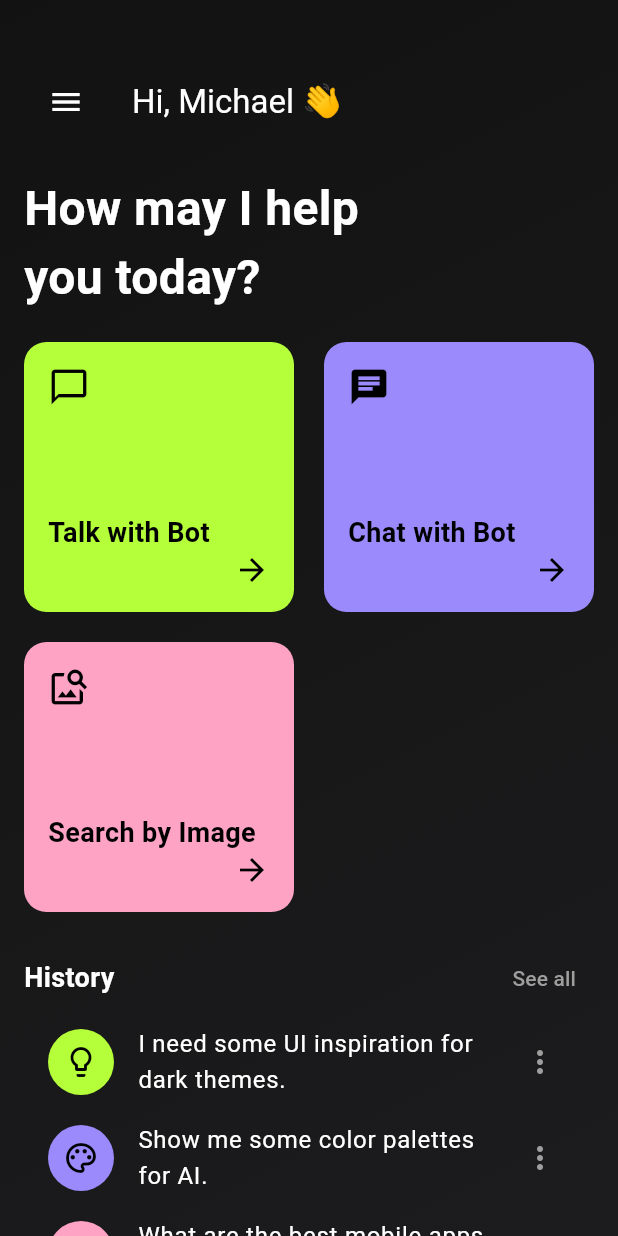
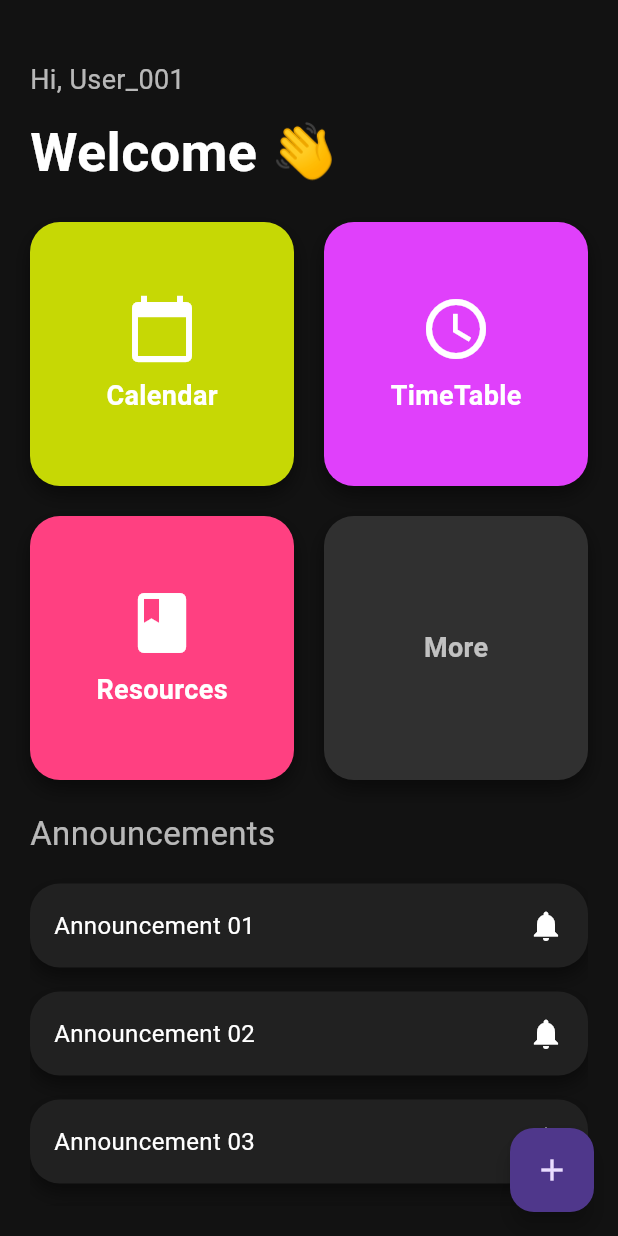
Before and after one commit to officiallyutso/MDG-Hackathon, a Flutter app: the HomePage screen opened by its route, on a phone screen of 412 x 824 dp. Run offline on Flutter 3.47's test engine with Material 3 defaults, Android fonts, the phone set to English and light mode, and no system bars; our stand-ins replace icons_plus, syncfusion_flutter_calendar.

Commit message:
Add files via upload

```diff
--- a/lib/main.dart
+++ b/lib/main.dart
@@ -1,9 +1,9 @@
 import 'package:flutter/material.dart';
+import 'package:login_signup/screens/calender.dart';
 import 'package:login_signup/screens/welcome_screen.dart';
 import 'package:login_signup/theme/theme.dart';
 import 'package:login_signup/screens/home_page.dart';
 import 'package:login_signup/screens/signin_screen.dart';
-import 'screens/more.dart';
 import 'screens/more.dart';
 
 void main() {
@@ -20,10 +20,15 @@ class MyApp extends StatelessWidget {
       debugShowCheckedModeBanner: false,
       title: 'Flutter Demo',
       theme: lightMode,
+      themeMode: ThemeMode.dark,
+      darkTheme: ThemeData.dark().copyWith(
+        scaffoldBackgroundColor: Colors.black,
+      ),
       home: const WelcomeScreen(),
       routes: {
         '/homepage':(context) => const HomePage(),
         '/morepage':(context) => MorePage(),
+        '/calendar':(context) => Calendar(),
       },
     );
   }
--- a/lib/screens/home_page.dart
+++ b/lib/screens/home_page.dart
@@ -1,4 +1,5 @@
 import 'package:flutter/material.dart';
+import 'package:login_signup/screens/calender.dart';
 
 class HomePage extends StatefulWidget{
   const HomePage({super.key});
@@ -8,118 +9,103 @@ class HomePage extends StatefulWidget{
 
 
 class _HomePageState extends State<HomePage> {
+
+  List<String> tasks = [];
+  void _addTask() {
+    setState(() {
+      tasks.add('Task ${tasks.length + 1}');
+    });
+  }
   @override
   Widget build(BuildContext context) {
     return Scaffold(
-      body: Container(
-        decoration: BoxDecoration(
-          gradient: LinearGradient(
-            colors: [Color(0xFF121212), Color(0xFF1C1C1E)], // Start and end colors for the gradient
-            begin: Alignment.topLeft,
-            end: Alignment.bottomRight,
+      floatingActionButton: FloatingActionButton(
+        onPressed: _addTask,
+        child: Icon(Icons.add),
+        tooltip: 'Add Task',
       ),
-        ),
+      // floatingActionButton: FloatingActionButton(
+      //   onPressed: () {},
+      //   backgroundColor: Colors.orangeAccent,
+      //   child: const Icon(Icons.add),
+      // ),
+      backgroundColor: Color(0xFF121212),
+      body: SafeArea(
         child: Padding(
-          padding: const EdgeInsets.symmetric(horizontal: 16.0),
+          padding: const EdgeInsets.all(20.0),
           child: Column(
             crossAxisAlignment: CrossAxisAlignment.start,
             children: [
-              SizedBox(height: 40),
-              AppBar(
-                backgroundColor: Colors.transparent,
-                elevation: 0,
-                leading: Icon(
-                  Icons.menu,
-                  color: Colors.white,
-                ),
-                title: Text(
-                  'Hi, Michael 👋',
-                  style: TextStyle(color: Colors.white),
+              SizedBox(height: 20),
+              Text(
+                'Hi, User_001 ',
+                style: TextStyle(
+                  fontSize: 18,
+                  color: Colors.white70,
                 ),
               ),
-              SizedBox(height: 20),
+              SizedBox(height: 10),
               Text(
-                'How may I help\nyou today?',
+                'Welcome 👋',
                 style: TextStyle(
+                  fontSize: 36,
                   color: Colors.white,
-                  fontSize: 32,
                   fontWeight: FontWeight.bold,
                 ),
               ),
               SizedBox(height: 20),
-              GridView.count(
-                crossAxisCount: 2,
-                crossAxisSpacing: 20,
-                mainAxisSpacing: 20,
-                shrinkWrap: true,
+              Row(
                 children: [
-                  buildGridTile(
+                  _buildTile(
                     context,
-                    'Talk with Bot',
-                    Icons.chat_bubble_outline,
-                    Color(0xFFB4FF39),
-                    TalkWithBotPage(),
+                    'Calendar',
+                    const Color.fromARGB(255, 198, 216, 5),
+                    '/calendar',
+                    Icons.calendar_today,
                   ),
-                  buildGridTile(
+                  SizedBox(width: 20),
+                  _buildTile(
                     context,
-                    'Chat with Bot',
-                    Icons.chat,
-                    Color(0xFF9B8AFB),
-                    ChatWithBotPage(),
-                  ),
-                  buildGridTile(
-                    context,
-                    'Search by Image',
-                    Icons.image_search,
-                    Color(0xFFFFA3C4),
-                    SearchByImagePage(),
+                    'TimeTable',
+                    Colors.purpleAccent,
+                    '/timetable',
+                    Icons.access_time,
                   ),
                 ],
               ),
               SizedBox(height: 20),
               Row(
-                mainAxisAlignment: MainAxisAlignment.spaceBetween,
                 children: [
+                  _buildTile(
+                    context,
+                    'Resources',
+                    Colors.pinkAccent,
+                    '/resources',
+                    Icons.book,
+                  ),
+                  SizedBox(width: 20),
+                  _buildMoreButton(context),
+                ],
+              ),
+              SizedBox(height: 20),
               Text(
-                    'History',
+                'Announcements',
                 style: TextStyle(
-                      color: Colors.white,
-                      fontSize: 18,
-                      fontWeight: FontWeight.bold,
+                  fontSize: 22,
+                  color: Colors.white70,
                 ),
               ),
-                  TextButton(
-                    onPressed: () {
-                      // Navigate to see all history
-                    },
-                    child: Text(
-                      'See all',
-                      style: TextStyle(color: Colors.grey),
-                    ),
-                  ),
-                ],
-              ),
+              SizedBox(height: 10),
               Expanded(
                 child: ListView(
                   children: [
-                    buildHistoryTile(
-                      context,
-                      'I need some UI inspiration for dark themes.',
-                      Icons.lightbulb_outline,
-                      Color(0xFFB4FF39),
-                    ),
-                    buildHistoryTile(
-                      context,
-                      'Show me some color palettes for AI.',
-                      Icons.palette_outlined,
-                      Color(0xFF9B8AFB),
-                    ),
-                    buildHistoryTile(
-                      context,
-                      'What are the best mobile apps 2023?',
-                      Icons.apps_outlined,
-                      Color(0xFFFFA3C4),
-                    ),
+                    _buildAnnouncement('Announcement 01'),
+                    _buildAnnouncement('Announcement 02'),
+                    _buildAnnouncement('Announcement 03'),
+                    _buildAnnouncement('Announcement 04'),
+                    _buildAnnouncement('Announcement 05'),
+                    _buildAnnouncement('Announcement 06'),
+                    // Add more announcements here
                   ],
                 ),
               ),
@@ -130,43 +116,39 @@ class _HomePageState extends State<HomePage> {
     );
   }
 
-  Widget buildGridTile(BuildContext context, String title, IconData icon, Color color, Widget page) {
-    return GestureDetector(
+  Widget _buildTile(BuildContext context, String title, Color color, String route, IconData icon) {
+    return Expanded(
+      child: GestureDetector(
         onTap: () {
           Navigator.push(
             context,
-          MaterialPageRoute(builder: (context) => page),
+            MaterialPageRoute(builder: (context) => const Calendar()),
           );
         },
         child: Container(
+          height: MediaQuery.of(context).size.width / 2 - 30,
           decoration: BoxDecoration(
             color: color,
-          borderRadius: BorderRadius.circular(15),
+            borderRadius: BorderRadius.circular(20),
+            boxShadow: [
+              BoxShadow(
+                color: Colors.black45,
+                offset: Offset(0, 6),
+                blurRadius: 10,
               ),
-        child: Padding(
-          padding: const EdgeInsets.all(16.0),
+            ],
+          ),
           child: Column(
-            crossAxisAlignment: CrossAxisAlignment.start,
+            mainAxisAlignment: MainAxisAlignment.center,
             children: [
-              Icon(
-                icon,
-                color: Colors.black,
-                size: 28,
-              ),
-              Spacer(),
+              Icon(icon, size: 48, color: Colors.white),
+              SizedBox(height: 8),
               Text(
                 title,
                 style: TextStyle(
-                  color: Colors.black,
                   fontSize: 18,
                   fontWeight: FontWeight.bold,
-                ),
-              ),
-              Align(
-                alignment: Alignment.bottomRight,
-                child: Icon(
-                  Icons.arrow_forward,
-                  color: Colors.black,
+                  color: Colors.white,
                 ),
               ),
             ],
@@ -176,72 +158,71 @@ class _HomePageState extends State<HomePage> {
     );
   }
 
-  Widget buildHistoryTile(BuildContext context, String title, IconData icon, Color color) {
-    return ListTile(
-      leading: Container(
+  Widget _buildMoreButton(BuildContext context) {
+    return Expanded(
+      child: GestureDetector(
+        onTap: () {
+          // Navigate to more options screen
+        },
+        child: Container(
+          height: MediaQuery.of(context).size.width / 2 - 30,
           decoration: BoxDecoration(
-          color: color,
-          shape: BoxShape.circle,
+            color: Colors.grey[850],
+            borderRadius: BorderRadius.circular(20),
+            boxShadow: [
+              BoxShadow(
+                color: Colors.black45,
+                offset: Offset(0, 6),
+                blurRadius: 10,
               ),
-        padding: EdgeInsets.all(10),
-        child: Icon(
-          icon,
-          color: Colors.black,
+            ],
+          ),
+          child: Center(
+            child: Text(
+              'More',
+              style: TextStyle(
+                fontSize: 18,
+                fontWeight: FontWeight.bold,
+                color: Colors.white70,
               ),
             ),
-      title: Text(
-        title,
-        style: TextStyle(color: Colors.white),
           ),
-      trailing: Icon(
-        Icons.more_vert,
-        color: Colors.grey,
         ),
-      onTap: () {
-        // Handle history tile tap
-      },
+      ),
     );
   }
-}
 
-class TalkWithBotPage extends StatelessWidget {
-  @override
-  Widget build(BuildContext context) {
-    return Scaffold(
-      appBar: AppBar(
-        title: Text('Talk with Bot'),
+  Widget _buildAnnouncement(String title) {
+    return Padding(
+      padding: const EdgeInsets.symmetric(vertical: 8.0),
+      child: Container(
+        padding: EdgeInsets.all(16),
+        decoration: BoxDecoration(
+          color: Colors.grey[900],
+          borderRadius: BorderRadius.circular(20),
+          boxShadow: [
+            BoxShadow(
+              color: Colors.black45,
+              offset: Offset(0, 6),
+              blurRadius: 10,
             ),
-      body: Center(
-        child: Text('Talk with Bot Page'),
+          ],
+        ),
+        child: Row(
+          children: [
+            Expanded(
+              child: Text(
+                title,
+                style: TextStyle(
+                  color: Colors.white,
+                  fontSize: 16,
+                ),
+              ),
+            ),
+            Icon(Icons.notifications, color: Colors.white),
+          ],
+        ),
       ),
     );
   }
 }
-
-class ChatWithBotPage extends StatelessWidget {
-  @override
-  Widget build(BuildContext context) {
-    return Scaffold(
-      appBar: AppBar(
-        title: Text('Chat with Bot'),
-      ),
-      body: Center(
-        child: Text('Chat with Bot Page'),
-      ),
-    );
-  }
-}
-
-class SearchByImagePage extends StatelessWidget {
-  @override
-  Widget build(BuildContext context) {
-    return Scaffold(
-      appBar: AppBar(
-        title: Text('Search by Image'),
-      ),
-      body: Center(
-        child: Text('Search by Image Page'),
-      ),
-    );
-  }
-}
```
Also changed, not shown: lib/page/event_editing_page.dart (added, +85 -0 lines), lib/screens/calender.dart (added, +26 -0 lines), lib/widgets/calendar_widget.dart (added, +13 -0 lines), pubspec.yaml (+9 -0 lines), assets/calendar.png (added), assets/campus_image.png (added), assets/more.png (added), assets/pfp.jpeg (added), assets/resources.png (added), assets/timetable.png (added), pubspec.lock. Lines whose indentation alone changed are shown as unchanged.
